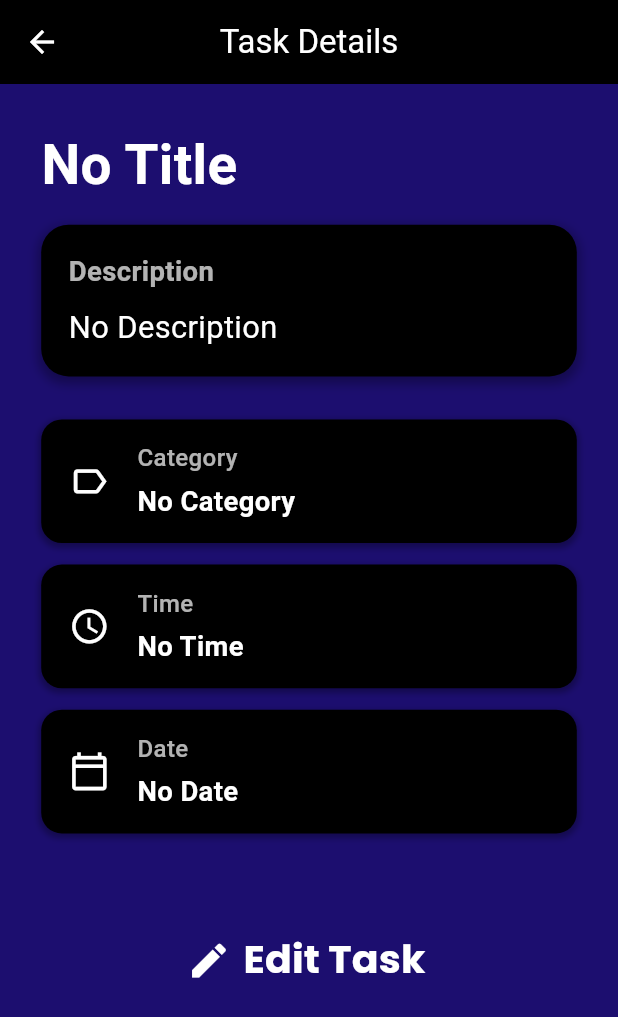
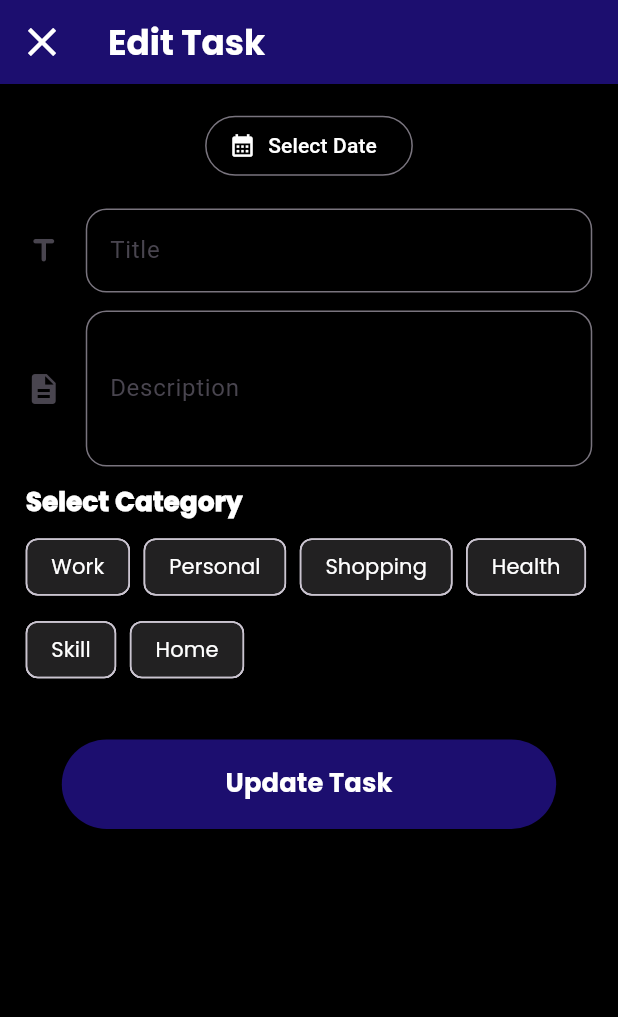
Before and after one commit to Ayushkarun/Tickdone-todo-app, a Flutter app: the TaskView screen opened directly with empty values, after a tap on "Edit Task", on a phone screen of 412 x 824 dp. Shown: the top 1017 px of the screen. Run offline on Flutter 3.47's test engine with Material 3 defaults, Android fonts, the phone set to English and light mode, and no system bars; our stand-ins replace awesome_snackbar_content, blurrycontainer, date_picker_timeline, firebase_core, flutter_native_splash, flutter_screenutil and 4 more; missing offline and left inert: day_night_time_picker; accounts and stored records are empty; statements that could not run were skipped.

Commit message:
Editing Task

```diff
--- a/lib/Views/Task/Taskview.dart
+++ b/lib/Views/Task/Taskview.dart
@@ -1,6 +1,7 @@
 import 'package:flutter/material.dart';
 import 'package:intl/intl.dart';
 import 'package:flutter_screenutil/flutter_screenutil.dart';
+import 'package:tickdone/Views/Task/edittask.dart';
 
 class TaskView extends StatelessWidget {
   final Map task;
@@ -249,7 +250,9 @@ class TaskView extends StatelessWidget {
             // Edit Button
             Center(
               child: TextButton.icon(
-                onPressed: () {},
+                onPressed: () {
+                  Navigator.push(context, MaterialPageRoute(builder: (context) => EditTask(taskToEdit: task),));
+                },
                 label: Text(
                   'Edit Task',
                   style: TextStyle(
--- /dev/null
+++ b/lib/Views/Task/edittask.dart
@@ -0,0 +1,396 @@
+// In Edittask.dart
+import 'package:flutter/material.dart';
+import 'package:flutter_screenutil/flutter_screenutil.dart';
+import 'package:day_night_time_picker/day_night_time_picker.dart';
+import 'package:intl/intl.dart';
+import 'package:tickdone/Services/Api/api_service.dart';
+import 'package:http/http.dart' as http;
+import 'dart:convert';
+import 'package:awesome_snackbar_content/awesome_snackbar_content.dart';
+
+class EditTask extends StatefulWidget {
+  final Map taskToEdit;
+  const EditTask({super.key, required this.taskToEdit});
+
+  @override
+  State<EditTask> createState() => _EditTaskState();
+}
+
+class _EditTaskState extends State<EditTask> {
+  final taskkey = GlobalKey<FormState>();
+
+  final TextEditingController titlecontroller = TextEditingController();
+  final TextEditingController descriptioncontroller = TextEditingController();
+
+  DateTime? selectedDate;
+  Time? selectedTime;
+  String? selectedCategory;
+
+  final List<String> category = [
+    'Work',
+    'Personal',
+    'Shopping',
+    'Health',
+    'Skill',
+    'Home',
+  ];
+
+  @override
+  void initState() {
+    super.initState();
+    final fields = widget.taskToEdit['fields'];
+    final dateData = fields['date'];
+    final timeData = fields['time'];
+
+    // Load existing data into controllers and variables
+    titlecontroller.text = fields['title']?['stringValue'] ?? '';
+    descriptioncontroller.text = fields['description']?['stringValue'] ?? '';
+    selectedCategory = fields['category']?['stringValue'] ?? null;
+
+    if (dateData != null) {
+      String rawDate;
+      if (dateData.containsKey('stringValue')) {
+        rawDate = dateData['stringValue'];
+      } else if (dateData.containsKey('timestampValue')) {
+        rawDate = dateData['timestampValue'];
+      } else {
+        rawDate = '';
+      }
+
+      if (rawDate.isNotEmpty) {
+        try {
+          selectedDate = DateTime.parse(rawDate);
+        } catch (e) {
+          selectedDate = null;
+        }
+      }
+    }
+
+    if (timeData != null && timeData.containsKey('stringValue') && timeData['stringValue'].isNotEmpty) {
+      try {
+        final timeString = timeData['stringValue'];
+        final format = DateFormat('h:mm a');
+        final dateTime = format.parse(timeString);
+        selectedTime = Time(hour: dateTime.hour, minute: dateTime.minute);
+      } catch (e) {
+        selectedTime = null;
+      }
+    }
+
+  }
+
+  String formatDate(DateTime date) {
+    return "${date.day}-${date.month}-${date.year}";
+  }
+
+  String formatTime(Time time) {
+    final now = DateTime.now();
+    final formattedTime = DateTime(now.year, now.month, now.day, time.hour, time.minute);
+    return DateFormat.jm().format(formattedTime);
+  }
+
+  bool get isToday {
+    if (selectedDate == null) {
+      return false;
+    }
+    final now = DateTime.now();
+    return selectedDate!.year == now.year &&
+        selectedDate!.month == now.month &&
+        selectedDate!.day == now.day;
+  }
+
+  void presentDatePicker() {
+    showDatePicker(
+      context: context,
+      initialDate: selectedDate ?? DateTime.now(),
+      firstDate: DateTime(2020),
+      lastDate: DateTime(2030),
+    ).then((pickedDate) {
+      if (pickedDate == null) return;
+      setState(() {
+        selectedDate = pickedDate;
+      });
+    });
+  }
+
+  Future<void> updateTaskInFirebase() async {
+    try {
+      final taskId = widget.taskToEdit['id'];
+      final originalFields = widget.taskToEdit['fields'];
+      final userId = originalFields['userId']?['stringValue'] ?? '';
+
+      final url = Uri.parse(
+        '${Apiservice.firestoreBaseUrl}/tasks/$taskId?key=${Apiservice.apiKey}',
+      );
+
+      final updatedTaskData = {
+        'title': {'stringValue': titlecontroller.text},
+        'description': {'stringValue': descriptioncontroller.text},
+        'category': {'stringValue': selectedCategory ?? ''},
+        'time': {
+          'stringValue': selectedTime != null ? formatTime(selectedTime!) : '',
+        },
+        'userId': {'stringValue': userId},
+      };
+
+      if (selectedDate != null) {
+        updatedTaskData['date'] = {
+          'stringValue': DateFormat('yyyy-MM-dd').format(selectedDate!),
+        };
+      } else {
+        updatedTaskData['date'] = {'stringValue': ''};
+      }
+
+      final response = await http.patch(
+        url,
+        headers: {'Content-Type': 'application/json'},
+        body: json.encode({'fields': updatedTaskData}),
+      );
+
+      if (response.statusCode == 200) {
+        if (mounted) {
+          ScaffoldMessenger.of(context).showSnackBar(
+            SnackBar(
+              elevation: 0,
+              backgroundColor: Colors.transparent,
+              behavior: SnackBarBehavior.floating,
+              content: AwesomeSnackbarContent(
+                title: 'Success',
+                message: 'Task Updated Successfully!',
+                contentType: ContentType.success,
+              ),
+            ),
+          );
+          Navigator.pop(context);
+        }
+      } else {
+        if (mounted) {
+          ScaffoldMessenger.of(context).showSnackBar(
+            SnackBar(
+              elevation: 0,
+              backgroundColor: Colors.transparent,
+              behavior: SnackBarBehavior.floating,
+              content: AwesomeSnackbarContent(
+                title: 'Oh Snap!',
+                message: 'Failed to update task. Please try again.',
+                contentType: ContentType.failure,
+              ),
+            ),
+          );
+        }
+      }
+    } catch (e) {
+      if (mounted) {
+        ScaffoldMessenger.of(context).showSnackBar(
+          SnackBar(
+            elevation: 0,
+            backgroundColor: Colors.transparent,
+            behavior: SnackBarBehavior.floating,
+            content: AwesomeSnackbarContent(
+              title: 'Oh Snap!',
+              message: 'Please check your Internet Connection',
+              contentType: ContentType.failure,
+            ),
+          ),
+        );
+      }
+    }
+  }
+
+  @override
+  Widget build(BuildContext context) {
+    return Scaffold(
+      appBar: AppBar(
+        leading: IconButton(
+          onPressed: () {
+            Navigator.pop(context);
+          },
+          icon: Icon(Icons.close, color: Colors.white, size: 28.sp),
+        ),
+        backgroundColor: const Color(0xFF1C0E6F),
+        title: Text(
+          'Edit Task',
+          style: TextStyle(
+            color: Colors.white,
+            fontFamily: 'Poppins',
+            fontSize: 20.sp,
+            fontWeight: FontWeight.bold,
+          ),
+        ),
+      ),
+      backgroundColor: Colors.black,
+      body: Stack(
+        children: [
+          SingleChildScrollView(
+            child: Form(
+              key: taskkey,
+              child: Padding(
+                padding: EdgeInsets.all(15.w),
+                child: Column(
+                  crossAxisAlignment: CrossAxisAlignment.start,
+                  children: [
+                    Center(
+                      child: OutlinedButton.icon(
+                        icon: Icon(Icons.calendar_month, color: Colors.white),
+                        label: Text(
+                          selectedDate != null
+                              ? 'Change Date: ${formatDate(selectedDate!)}'
+                              : 'Select Date',
+                          style: TextStyle(color: Colors.white),
+                        ),
+                        onPressed: presentDatePicker,
+                      ),
+                    ),
+                    SizedBox(height: 15.h),
+                    TextFormField(
+                      validator: (value) {
+                        if (value == null || value.isEmpty) {
+                          return 'Please Enter Title';
+                        }
+                        return null;
+                      },
+                      controller: titlecontroller,
+                      style: TextStyle(color: Colors.white),
+                      decoration: InputDecoration(
+                        labelText: "Title",
+                        icon: Icon(Icons.title_rounded),
+                        border: OutlineInputBorder(
+                          borderRadius: BorderRadius.circular(12.r),
+                        ),
+                      ),
+                    ),
+                    SizedBox(height: 10.h),
+                    TextFormField(
+                      controller: descriptioncontroller,
+                      style: TextStyle(color: Colors.white),
+                      maxLines: 3,
+                      decoration: InputDecoration(
+                        labelText: "Description",
+                        icon: Icon(Icons.description),
+                        border: OutlineInputBorder(
+                          borderRadius: BorderRadius.circular(12.r),
+                        ),
+                      ),
+                    ),
+                    SizedBox(height: 10.h),
+                    Text(
+                      'Select Category',
+                      style: TextStyle(
+                        color: Colors.white,
+                        fontWeight: FontWeight.w900,
+                        fontSize: 15.sp,
+                        fontFamily: 'Poppins',
+                      ),
+                    ),
+                    SizedBox(height: 5.h),
+                    Wrap(
+                      spacing: 8.w,
+                      runSpacing: 6.h,
+                      children: category
+                          .map((String current) {
+                        final bool isSelected = selectedCategory == current;
+                        return ChoiceChip(
+                          label: Text(current),
+                          selected: isSelected,
+                          selectedColor: const Color(0xFF1C0E6F),
+                          backgroundColor: Colors.black87,
+                          labelStyle: TextStyle(
+                            color: Colors.white,
+                            fontFamily: 'Poppins',
+                          ),
+                          onSelected: (bool value) {
+                            setState(() {
+                              if (value) {
+                                selectedCategory = current;
+                              } else {
+                                selectedCategory = null;
+                              }
+                            });
+                          },
+                        );
+                      }).toList(),
+                    ),
+                    SizedBox(height: 10.h),
+                    if (isToday)
+                      ElevatedButton.icon(
+                        style: ElevatedButton.styleFrom(
+                          backgroundColor: const Color(0xFF1C0E6F),
+                          shape: RoundedRectangleBorder(
+                            borderRadius: BorderRadius.circular(12),
+                          ),
+                          padding: EdgeInsets.symmetric(
+                            vertical: 12.h,
+                            horizontal: 20.w,
+                          ),
+                        ),
+                        onPressed: () {
+                          Navigator.of(context).push(
+                            showPicker(
+                              context: context,
+                              value: selectedTime ??
+                                  Time(
+                                    hour: DateTime.now().hour,
+                                    minute: DateTime.now().minute,
+                                  ),
+                              onChange: (newTime) {
+                                setState(() {
+                                  selectedTime = newTime;
+                                });
+                              },
+                              iosStylePicker: true,
+                              is24HrFormat: false,
+                            ),
+                          );
+                        },
+                        icon: const Icon(
+                          Icons.access_time,
+                          color: Colors.white,
+                        ),
+                        label: Text(
+                          selectedTime != null
+                              ? 'Change Time: ${formatTime(selectedTime!)}'
+                              : "Pick Time (Optional)",
+                          style: TextStyle(
+                            fontFamily: 'Poppins',
+                            fontWeight: FontWeight.bold,
+                            fontSize: 15.sp,
+                            color: Colors.white,
+                          ),
+                        ),
+                      ),
+                    SizedBox(height: 20.h),
+                    Center(
+                      child: SizedBox(
+                        height: 50.h,
+                        width: 0.80.sw,
+                        child: ElevatedButton(
+                          style: ElevatedButton.styleFrom(
+                            backgroundColor: const Color(0xFF1C0E6F),
+                          ),
+                          onPressed: () {
+                            if (taskkey.currentState?.validate() ?? false) {
+                              updateTaskInFirebase();
+                            }
+                          },
+                          child: Text(
+                            'Update Task',
+                            style: TextStyle(
+                              color: Colors.white,
+                              fontFamily: 'Poppins',
+                              fontWeight: FontWeight.bold,
+                              fontSize: 15.sp,
+                            ),
+                          ),
+                        ),
+                      ),
+                    ),
+                  ],
+                ),
+              ),
+            ),
+          ),
+        ],
+      ),
+    );
+  }
+}
```
Also changed, not shown: lib/Services/Task/Newtaskservice.dart (+3 -22 lines), lib/Views/Home/home.dart (+30 -7 lines), lib/Views/Task/NewTask.dart (+11 -52 lines), lib/Services/Task/deleteTaskfromfirebase.dart (deleted).
